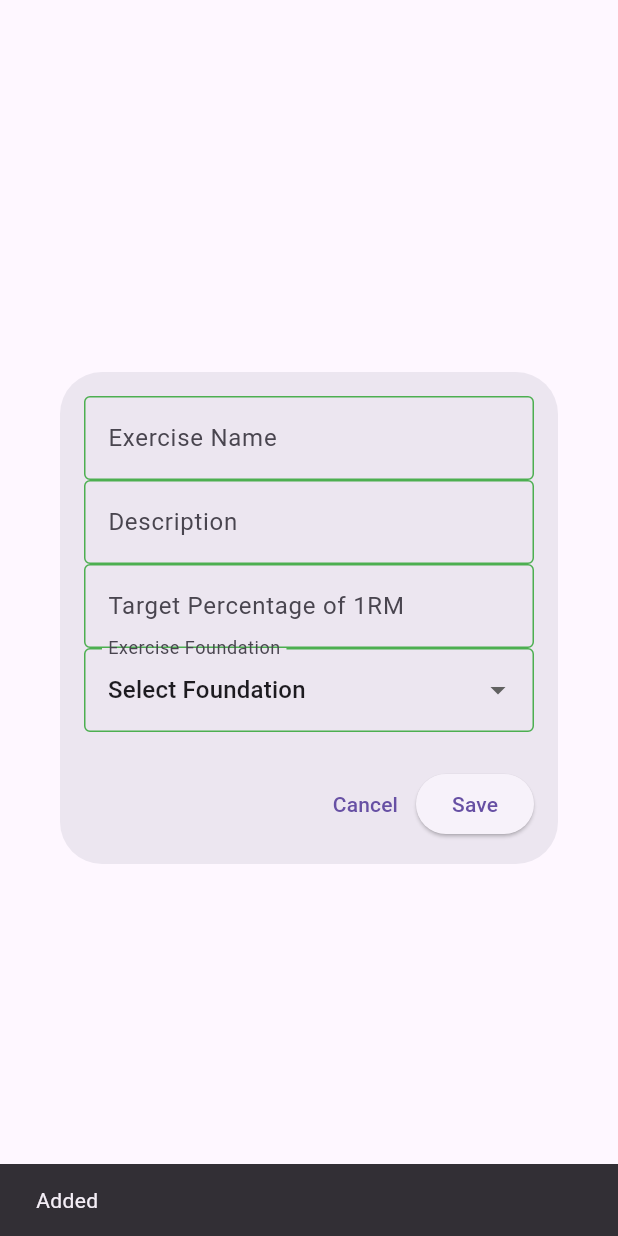
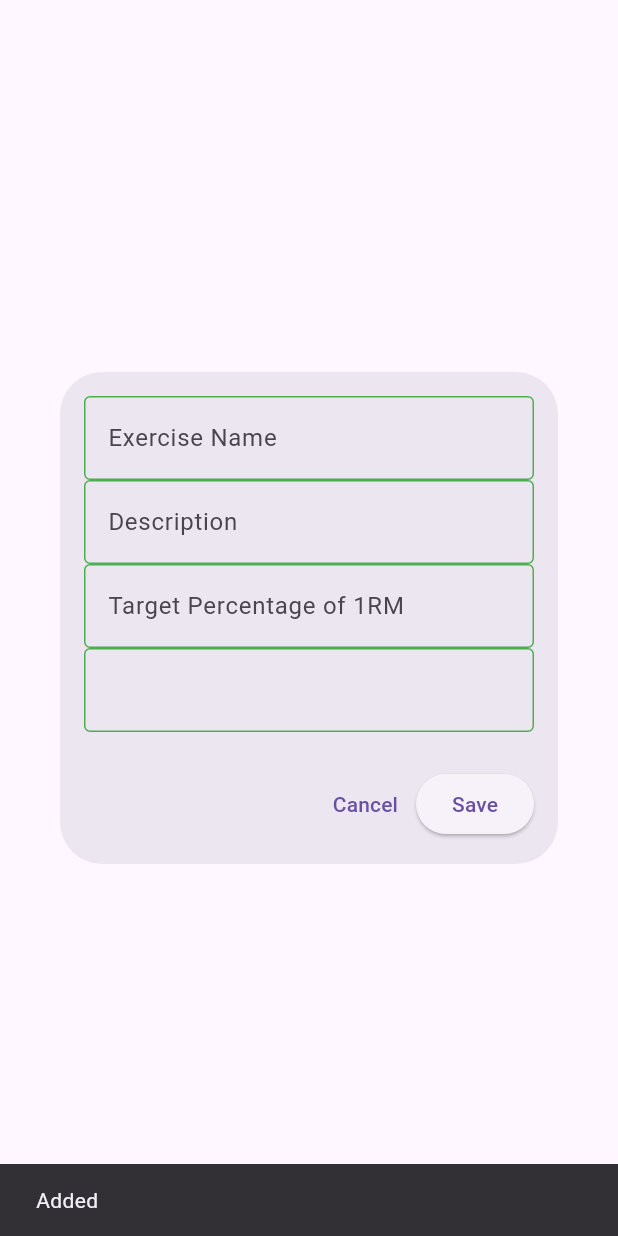
Before and after one commit to CrushTim/trainingplaner, a Flutter app: the AddExerciseEditFields widget shown alone on an empty page, opened directly, after a tap on "Save", on a phone screen of 412 x 824 dp. Run offline on Flutter 3.47's test engine with Material 3 defaults, Android fonts, the phone set to English and light mode, and no system bars; our stand-ins replace cloud_firestore, firebase_auth, firebase_core; missing offline and left inert: firebase_ui_auth, multiple_stream_builder; accounts and stored records are empty.

Commit message:
exercise edit fields link with exercise foundation id

```diff
--- a/lib/frontend/uc02TrainingSession/add_exercise_edit_fields.dart
+++ b/lib/frontend/uc02TrainingSession/add_exercise_edit_fields.dart
@@ -42,22 +42,7 @@ class _AddExerciseEditFieldsState extends State<AddExerciseEditFields> {
               keyboardType: TextInputType.number,
               onChanged: (value) => provider.handleExerciseFieldChange('targetPercentage', value),
             ),
-            //TODO: add stream of foundation and make dropdown and autofill
-            DropdownButtonFormField<String>(
-              value: provider.selectedFoundationId,
-              decoration: const InputDecoration(labelText: 'Exercise Foundation'),
-              items: [
-                const DropdownMenuItem<String>(
-                  value: null,
-                  child: Text('Select Foundation'),
-                ),
-                ...provider.availableFoundations.map((foundation) => DropdownMenuItem<String>(
-                  value: foundation.getId(),
-                  child: Text(foundation.exerciseFoundationName),
-                )),
-              ],
-              onChanged: (value) => {},
-            ),
+            provider.getFoundationAutoComplete(),
             const SizedBox(height: 24),
             Row(
               mainAxisAlignment: MainAxisAlignment.end,
@@ -85,6 +70,10 @@ class _AddExerciseEditFieldsState extends State<AddExerciseEditFields> {
                       notify: true,
                     );
                     provider.resetExerciseForAdd();
+                    provider.selectedExercise = null;
+                    provider.exerciseNameController.clear();
+                    provider.exerciseDescriptionController.clear();
+                    provider.targetPercentageController.clear();
                     Navigator.pop(context);
                   },
                   child: const Text('Save'),
--- a/lib/frontend/uc02TrainingSession/training_session_provider.dart
+++ b/lib/frontend/uc02TrainingSession/training_session_provider.dart
@@ -5,6 +5,7 @@ import 'package:trainingplaner/business/businessClasses/exercise_foundation_bus.
 import 'package:trainingplaner/business/businessClasses/training_cycle_bus.dart';
 import 'package:trainingplaner/business/businessClasses/training_exercise_bus.dart';
 import 'package:trainingplaner/business/businessClasses/training_session_bus.dart';
+import 'package:trainingplaner/business/reports/excercise_foundation_bus_report.dart';
 import 'package:trainingplaner/business/reports/training_exercise_bus_report.dart';
 import 'package:trainingplaner/business/reports/training_session_bus_report.dart';
 import 'package:trainingplaner/business/reports/trainings_cycle_bus_report.dart';
@@ -34,7 +35,6 @@ class TrainingSessionProvider extends TrainingsplanerProvider<
   final TextEditingController exerciseNameController = TextEditingController();
   final TextEditingController exerciseDescriptionController = TextEditingController();
   final TextEditingController targetPercentageController = TextEditingController();
-  String? selectedFoundationId;
   List<ExerciseFoundationBus> availableFoundations = [];
 
   TrainingExerciseBus exerciseForAdd = TrainingExerciseBus(
@@ -526,4 +526,44 @@ class TrainingSessionProvider extends TrainingsplanerProvider<
         break;
     }
   }
+
+  ////////////////////////////////STUFF FOR FOUNDATION ID ///////////////////////////////////
+
+  ExerciseFoundationBusReport exerciseFoundationReport = ExerciseFoundationBusReport();
+
+  StreamBuilder getFoundationAutoComplete() {
+    return StreamBuilder(
+      stream: exerciseFoundationReport.getAll(),
+      builder: (context, snapshot) {
+        if (snapshot.connectionState == ConnectionState.waiting) {
+          return const CircularProgressIndicator();
+        } else if (snapshot.hasError) {
+          return Text(snapshot.error.toString());
+        } else {
+          availableFoundations = snapshot.data!;
+          return Autocomplete<ExerciseFoundationBus>(
+
+            displayStringForOption: (ExerciseFoundationBus option) => option.exerciseFoundationName,
+            optionsBuilder: (TextEditingValue textEditingValue) {
+              if (textEditingValue.text == '') {
+                return const Iterable<ExerciseFoundationBus>.empty();
+              }
+              return availableFoundations.where((foundation) {
+                return foundation.exerciseFoundationName
+                    .toLowerCase()
+                    .contains(textEditingValue.text.toLowerCase());
+              });
+            },
+            onSelected: (ExerciseFoundationBus selection) {
+              if (selectedExercise != null) {
+                selectedExercise!.exerciseFoundationID = selection.getId();
+              } else {
+                exerciseForAdd.exerciseFoundationID = selection.getId();
+              }
+            },
+          );
+        }
+      },
+    );
+  }
 }
```
Also changed, not shown: lib/frontend/uc03TrainingExcercise/training_excercise_row.dart (+9 -3 lines).
